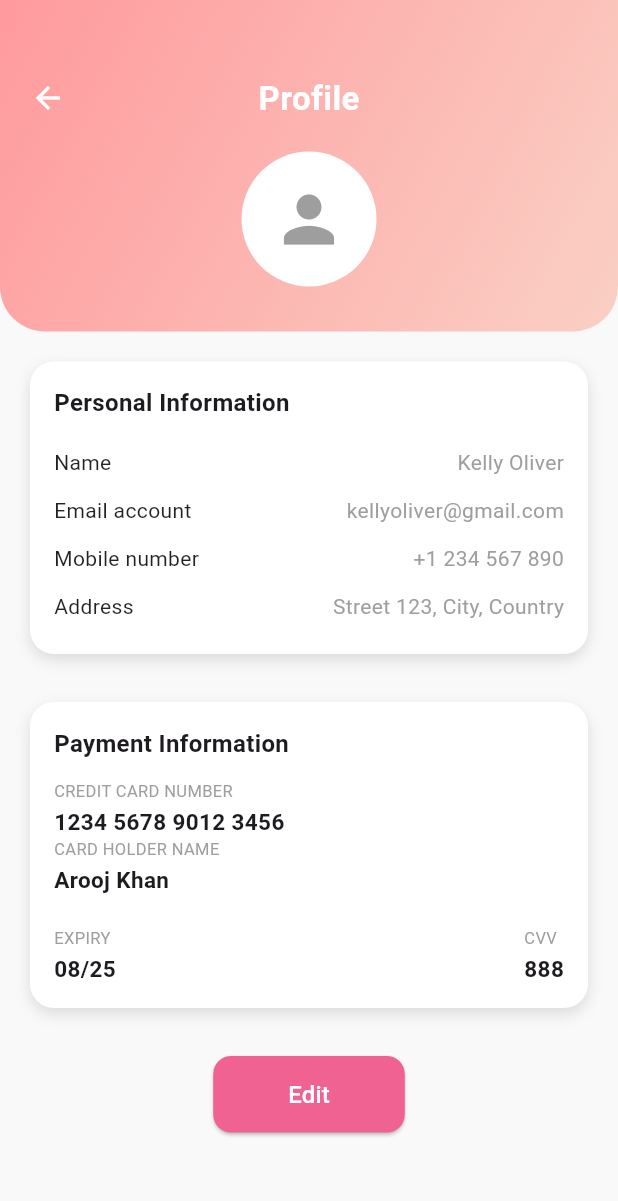
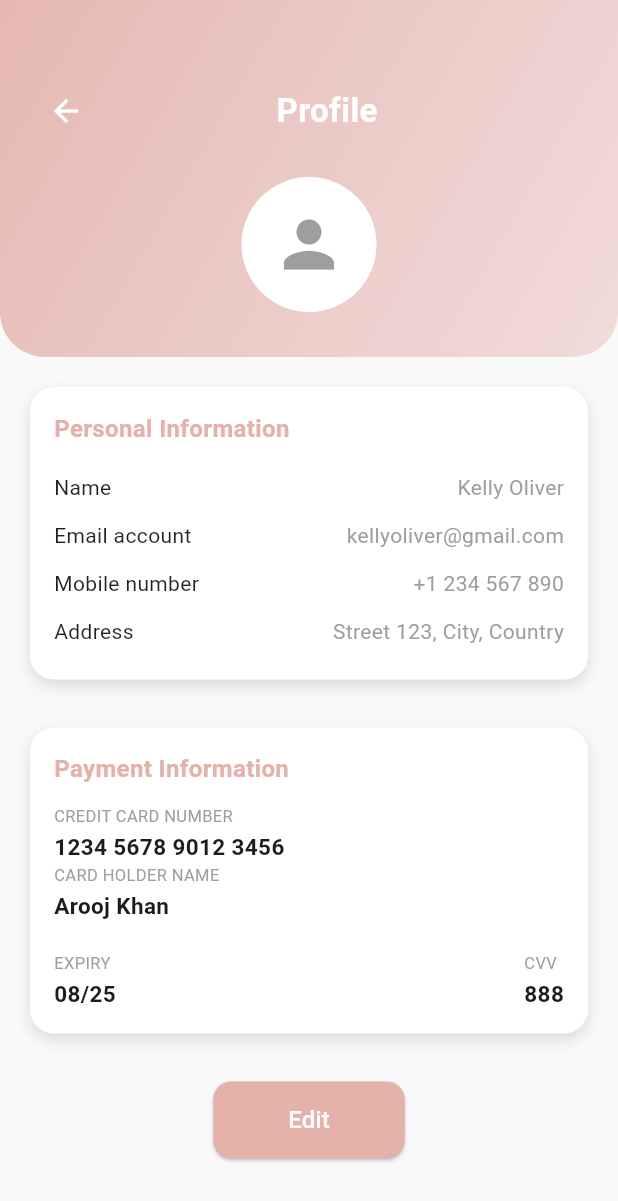
Before and after one commit to CodeLab66/Perfume-Store-in-Flutter, a Flutter app: the ProfileViewPage screen opened directly, on a phone screen of 412 x 824 dp. Shown: the top 1201 px of the screen. Run offline on Flutter 3.47's test engine with Material 3 defaults, Android fonts, the phone set to English and light mode, and no system bars.

Commit message:
correcting minor details of theme color and page navigations

```diff
--- a/perfume_ecommerce_store/lib/screens/profile_screen.dart
+++ b/perfume_ecommerce_store/lib/screens/profile_screen.dart
@@ -1,5 +1,7 @@
 import 'package:flutter/material.dart';
 import 'profile_screen_edit.dart';
+
+const Color pinkColor = Color(0xFFE4B1AB);
 
 class ProfileViewPage extends StatelessWidget {
   const ProfileViewPage({super.key});
@@ -11,22 +13,30 @@ class ProfileViewPage extends StatelessWidget {
       body: Column(
         children: [
           Container(
-            decoration: const BoxDecoration(
+            decoration: BoxDecoration(
               gradient: LinearGradient(
-                colors: [Color(0xFFff9a9e), Color(0xFFfad0c4)],
+                colors: [
+                  pinkColor.withOpacity(0.9),
+                  pinkColor.withOpacity(0.4),
+                ],
                 begin: Alignment.topLeft,
                 end: Alignment.bottomRight,
               ),
-              borderRadius: BorderRadius.vertical(bottom: Radius.circular(30)),
+              borderRadius: const BorderRadius.vertical(
+                bottom: Radius.circular(30),
+              ),
             ),
             padding: const EdgeInsets.fromLTRB(20, 50, 20, 30),
             child: Column(
               children: [
                 Row(
-                  children: const [
-                    Icon(Icons.arrow_back, color: Colors.white),
-                    Spacer(),
-                    Text(
+                  children: [
+                    IconButton(
+                      icon: const Icon(Icons.arrow_back, color: Colors.white),
+                      onPressed: () => Navigator.pop(context),
+                    ),
+                    const Spacer(),
+                    const Text(
                       "Profile",
                       style: TextStyle(
                         color: Colors.white,
@@ -34,12 +44,12 @@ class ProfileViewPage extends StatelessWidget {
                         fontWeight: FontWeight.bold,
                       ),
                     ),
-                    Spacer(),
-                    SizedBox(width: 24),
+                    const Spacer(),
+                    const SizedBox(width: 24),
                   ],
                 ),
                 const SizedBox(height: 20),
-                CircleAvatar(
+                const CircleAvatar(
                   radius: 45,
                   backgroundColor: Colors.white,
                   child: Icon(Icons.person, size: 50, color: Colors.grey),
@@ -88,7 +98,7 @@ class ProfileViewPage extends StatelessWidget {
                       );
                     },
                     style: ElevatedButton.styleFrom(
-                      backgroundColor: Colors.pink[300],
+                      backgroundColor: pinkColor,
                       padding: const EdgeInsets.symmetric(
                         horizontal: 50,
                         vertical: 14,
@@ -128,7 +138,11 @@ class ProfileViewPage extends StatelessWidget {
         children: [
           Text(
             title,
-            style: const TextStyle(fontSize: 16, fontWeight: FontWeight.bold),
+            style: TextStyle(
+              fontSize: 16,
+              fontWeight: FontWeight.bold,
+              color: pinkColor,
+            ),
           ),
           const SizedBox(height: 12),
           ...children,
@@ -138,7 +152,6 @@ class ProfileViewPage extends StatelessWidget {
   }
 }
 
-// Moved from profile_screen_edit.dart
 class InfoRow extends StatelessWidget {
   final String title;
   final String value;
```
Also changed, not shown: perfume_ecommerce_store/lib/screens/checkout_screen.dart (+20 -11 lines), perfume_ecommerce_store/lib/screens/delivery_screen.dart (+10 -2 lines).
